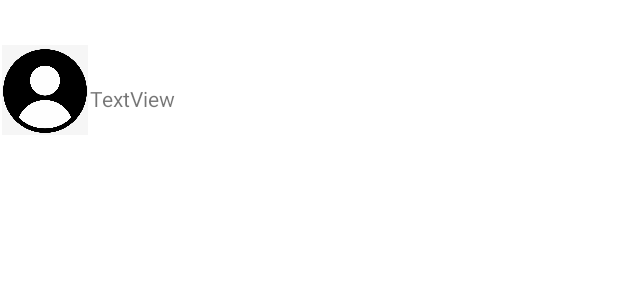
After one commit to Ameya2k22/AAHAR-CUSTOMER, an Android app: the layout student_list.xml on its own in the app's theme, with its tools: preview values and no code run, on a phone screen of 412 x 824 dp. The commit adds this screen. Shown: the top 300 px of the screen. Run offline under Robolectric (Android 15) with nearby library versions, the light colour scheme and no system bars; Roboto replaces fonts that are not available here.

Commit message:
Students list

```diff
--- a/app/src/main/AndroidManifest.xml
+++ b/app/src/main/AndroidManifest.xml
@@ -13,14 +13,14 @@
             android:name=".Activity.SplashScreen"
             android:exported="false" />
         <activity
-            android:name=".Activity.SigninActivity"
+            android:name=".Activity.SignUpActivity"
             android:exported="false"/>
         <activity
-            android:name=".Activity.SignUpActivity"
+            android:name=".Activity.MainActivity"
             android:exported="false"
             android:theme="@style/Theme.EndUser.NoActionBar" />
         <activity
-            android:name=".Activity.MainActivity"
+            android:name=".Activity.SigninActivity"
             android:exported="true"
             android:label="@string/app_name"
             android:theme="@style/Theme.EndUser.NoActionBar">
--- a/app/src/main/java/com/example/enduser/Activity/MainActivity.java
+++ b/app/src/main/java/com/example/enduser/Activity/MainActivity.java
@@ -37,7 +37,7 @@ public class MainActivity extends AppCompatActivity {
         DrawerLayout drawer = binding.drawerLayout;
         NavigationView navigationView = binding.navView;
         mAppBarConfiguration = new AppBarConfiguration.Builder(
-                R.id.nav_home, R.id.nav_attendance, R.id.nav_slideshow, R.id.nav_addmess, R.id.nav_addmenu)
+                R.id.nav_home, R.id.nav_attendance, R.id.nav_student, R.id.nav_slideshow, R.id.nav_addmess, R.id.nav_addmenu)
                 .setOpenableLayout(drawer)
                 .build();
         NavController navController = Navigation.findNavController(this, R.id.nav_host_fragment_content_main);
--- /dev/null
+++ b/app/src/main/res/layout/student_list.xml
@@ -0,0 +1,36 @@
+<?xml version="1.0" encoding="utf-8"?>
+<androidx.constraintlayout.widget.ConstraintLayout xmlns:android="http://schemas.android.com/apk/res/android"
+    xmlns:app="http://schemas.android.com/apk/res-auto"
+    xmlns:tools="http://schemas.android.com/tools"
+    android:id="@+id/layout"
+    android:layout_width="match_parent"
+    android:layout_height="wrap_content">
+
+    <ImageView
+        android:id="@+id/imageView2"
+        android:layout_width="60dp"
+        android:layout_height="60dp"
+        android:layout_marginTop="30dp"
+        app:layout_constraintStart_toStartOf="parent"
+        app:layout_constraintTop_toTopOf="parent"
+        app:srcCompat="@drawable/profile_avatar" />
+
+    <TextView
+        android:id="@+id/Name"
+        android:layout_width="wrap_content"
+        android:layout_height="wrap_content"
+        android:layout_marginTop="30dp"
+        android:text="TextView"
+        app:layout_constraintBottom_toBottomOf="@+id/view2"
+        app:layout_constraintStart_toEndOf="@+id/imageView2"
+        app:layout_constraintTop_toTopOf="parent" />
+
+    <View
+        android:id="@+id/view2"
+        android:layout_width="match_parent"
+        android:layout_height="1dp"
+        android:layout_marginTop="100dp"
+        app:layout_constraintEnd_toEndOf="parent"
+        app:layout_constraintStart_toStartOf="parent"
+        app:layout_constraintTop_toTopOf="parent" />
+</androidx.constraintlayout.widget.ConstraintLayout>
--- a/app/src/main/res/menu/activity_main_drawer.xml
+++ b/app/src/main/res/menu/activity_main_drawer.xml
@@ -15,6 +15,11 @@
             android:title="@string/menu_attendance" />
 
         <item
+            android:id="@+id/nav_student"
+            android:icon="@drawable/profile_avatar"
+            android:title="Students" />
+
+        <item
             android:id="@+id/nav_slideshow"
             android:icon="@drawable/ic_menu_slideshow"
             android:title="@string/menu_slideshow" />
--- a/app/src/main/res/navigation/mobile_navigation.xml
+++ b/app/src/main/res/navigation/mobile_navigation.xml
@@ -18,6 +18,12 @@
         tools:layout="@layout/fragment_attendance" />
 
     <fragment
+        android:id="@+id/nav_student"
+        android:name="com.example.enduser.ui.student.StudentFragment"
+        android:label="Student"
+        tools:layout="@layout/fragment_student" />
+
+    <fragment
         android:id="@+id/nav_slideshow"
         android:name="com.example.enduser.ui.slideshow.SlideshowFragment"
         android:label="@string/menu_slideshow"
```
Also changed, not shown: app/src/main/java/com/example/enduser/Activity/User.java (added, +44 -0 lines), app/src/main/java/com/example/enduser/Adapter/StudentAdapter.java (added, +56 -0 lines), app/src/main/java/com/example/enduser/StudentInfo.java (added, +29 -0 lines), app/src/main/java/com/example/enduser/ui/attendance/AttendanceFragment.java (+0 -14 lines), app/src/main/java/com/example/enduser/ui/student/StudentFragment.java (added, +97 -0 lines), app/src/main/res/layout/fragment_student.xml (added, +17 -0 lines).
